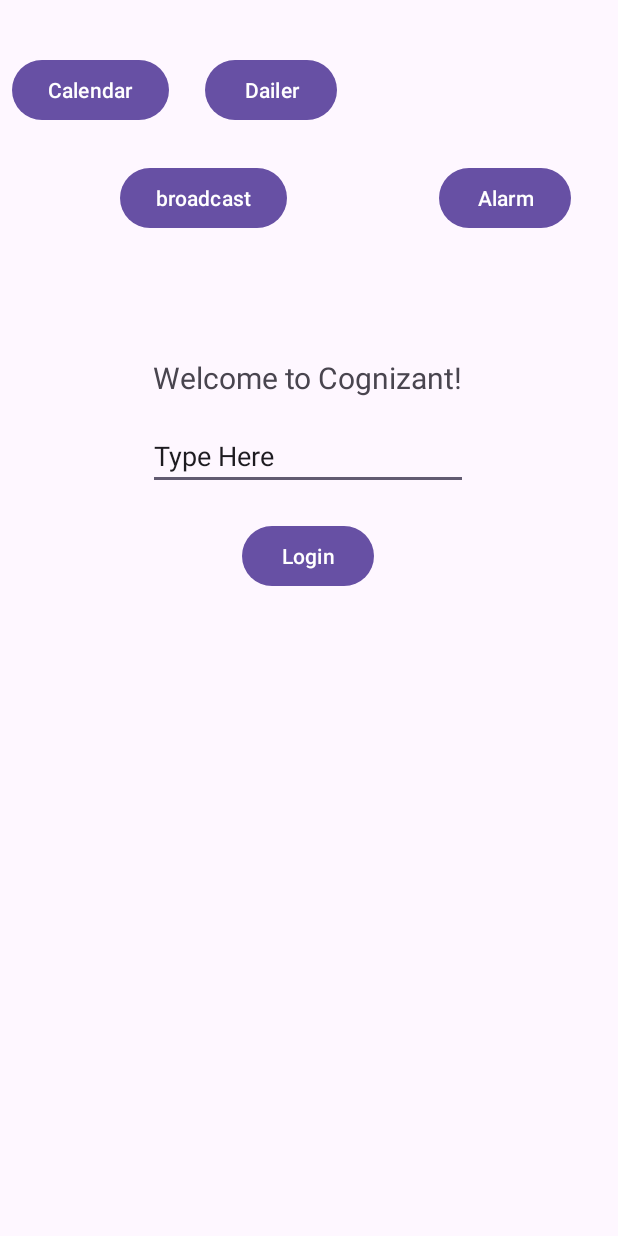
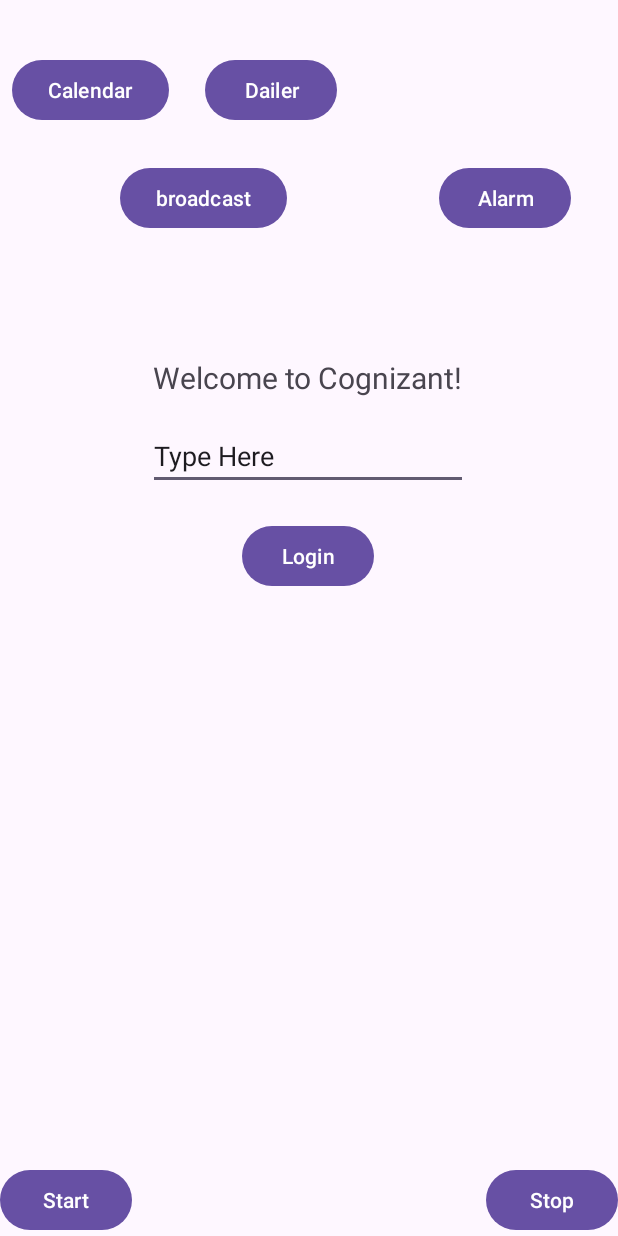
Before and after one commit to TiagoCognizant/CognizantRevEng_Phase1, an Android app: the screen it shows after launch (MainActivity), on a phone screen of 412 x 824 dp. Run offline under Robolectric (Android 15) with nearby library versions, the light colour scheme and no system bars.

Commit message:
Start-Stop Service

```diff
--- a/build.gradle.kts
+++ b/build.gradle.kts
@@ -4,6 +4,10 @@
 }
 
 android {
+    buildFeatures{
+        viewBinding = true
+    }
+
     namespace = "com.example.cognizantreveng"
     compileSdk = 34
 
--- a/src/main/java/com/example/cognizantreveng/MainActivity.kt
+++ b/src/main/java/com/example/cognizantreveng/MainActivity.kt
@@ -11,11 +11,14 @@
 import androidx.appcompat.app.AppCompatActivity
 import androidx.core.view.ViewCompat
 import androidx.core.view.WindowInsetsCompat
+import com.example.cognizantreveng.databinding.ActivityMainBinding
 
 class MainActivity : AppCompatActivity() {
+
+    lateinit var binding: ActivityMainBinding
+
     override fun onCreate(savedInstanceState: Bundle?) {
         super.onCreate(savedInstanceState)
-        enableEdgeToEdge()
         setContentView(R.layout.activity_main)
     }
 
--- a/src/main/res/layout/activity_main.xml
+++ b/src/main/res/layout/activity_main.xml
@@ -90,4 +90,22 @@
         app:layout_constraintBaseline_toBaselineOf="@+id/btnAlarm"
         app:layout_constraintStart_toStartOf="parent" />
 
+    <Button
+        android:id="@+id/btnStart"
+        android:layout_width="wrap_content"
+        android:layout_height="wrap_content"
+        android:text="Start"
+        app:layout_constraintBottom_toBottomOf="parent"
+        app:layout_constraintStart_toStartOf="parent"
+        tools:ignore="MissingConstraints" />
+
+    <Button
+        android:id="@+id/btnStop"
+        android:layout_width="wrap_content"
+        android:layout_height="wrap_content"
+        android:text="Stop"
+        app:layout_constraintBottom_toBottomOf="parent"
+        app:layout_constraintEnd_toEndOf="parent" />
+
+
 </androidx.constraintlayout.widget.ConstraintLayout>
```
Also changed, not shown: src/main/AndroidManifest.xml (+14 -11 lines), src/main/java/com/example/cognizantreveng/MyService.kt (added, +31 -0 lines).
